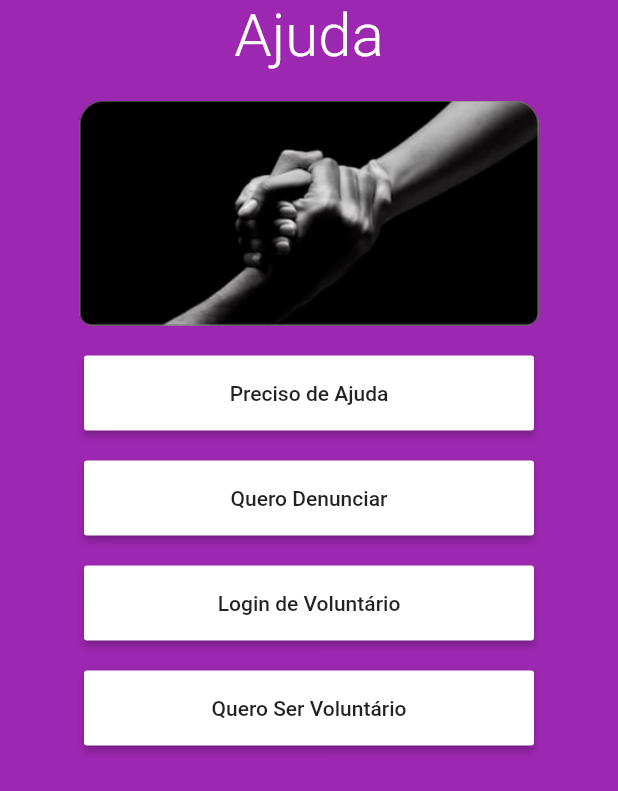
After one commit to PyFriendsOficial/App-Frigga, a Flutter app: the screen it shows after launch, swiped to page 2, on a phone screen of 412 x 824 dp. The commit adds this screen. Shown: the top 791 px of the screen. Run offline on Flutter 3.47's test engine with Material 2 defaults, Android fonts, the phone set to English and light mode, and no system bars.

Commit message:
Tela de ajuda feita

```diff
--- a/lib/screens/fake_page.dart
+++ b/lib/screens/fake_page.dart
@@ -1,4 +1,5 @@
 import 'package:app_violencia/tabs/fake_tab.dart';
+import 'package:app_violencia/tabs/help_tab.dart';
 import 'package:flutter/material.dart';
 import 'package:flutter_staggered_grid_view/flutter_staggered_grid_view.dart';
 
@@ -9,7 +10,10 @@ class FakePage extends StatelessWidget {
   Widget build(BuildContext context) {
     return PageView(
       controller: _pageController,
-      children: <Widget>[FakeTab()],
+      children: <Widget>[
+        FakeTab(),
+        HelpTab()
+        ],
     );
   }
 }
--- /dev/null
+++ b/lib/tabs/help_tab.dart
@@ -0,0 +1,90 @@
+import 'package:flutter/material.dart';
+
+
+
+class HelpTab extends StatelessWidget {
+
+
+
+  @override
+  Widget build(BuildContext context) {
+    return Container(
+      color: Colors.purple,
+      child: ListView(
+        children: <Widget>[
+          Align(
+            child: Text(
+              "Ajuda",
+              style: TextStyle(
+                decoration: TextDecoration.none,
+                color: Colors.white,
+                fontSize: 40.0,
+                fontFamily: "roboto",
+                fontWeight: FontWeight.w300
+              ),
+              ),
+          ),
+          SizedBox(
+              height: 20.0,
+            ),
+          SizedBox(
+            height: 150.0,
+            child: Image.asset("assets/Ajuda1.png"),
+          ),
+          SizedBox(
+              height: 20.0,
+            ),
+          Column(
+            children: <Widget>[
+              ButtonTheme(
+                buttonColor: Colors.white,
+                minWidth: 300.0,
+                height: 50.0,
+                child: RaisedButton(
+                onPressed: () {},
+                child: Text("Preciso de Ajuda"),
+              ),
+            ),
+            SizedBox(
+              height: 20.0,
+            ),
+              ButtonTheme(
+                buttonColor: Colors.white,
+                minWidth: 300.0,
+                height: 50.0,
+                child: RaisedButton(
+                onPressed: () {},
+                child: Text("Quero Denunciar"),
+              ),
+            ),
+            SizedBox(
+              height: 20.0,
+            ),
+              ButtonTheme(
+                buttonColor: Colors.white,
+                minWidth: 300.0,
+                height: 50.0,
+                child: RaisedButton(
+                onPressed: () {},
+                child: Text("Login de Voluntário"),
+              ),
+            ),
+            SizedBox(
+              height: 20.0,
+            ),
+              ButtonTheme(
+                buttonColor: Colors.white,
+                minWidth: 300.0,
+                height: 50.0,
+                child: RaisedButton(
+                onPressed: () {},
+                child: Text("Quero Ser Voluntário"),
+              ),
+            ),
+            ],
+          ),
+        ],
+      ),
+    );
+  }
+}
--- a/pubspec.yaml
+++ b/pubspec.yaml
@@ -33,6 +33,7 @@ dependencies:
 
 
 
+
   # The following adds the Cupertino Icons font to your application.
   # Use with the CupertinoIcons class for iOS style icons.
   cupertino_icons: ^0.1.3
@@ -46,6 +47,9 @@ dev_dependencies:
 
 # The following section is specific to Flutter.
 flutter:
+  assets:
+    - assets/solidas.png
+    - assets/Ajuda1.png
 
   # The following line ensures that the Material Icons font is
   # included with your application, so that you can use the icons in
```
Also changed, not shown: assets/Ajuda1.png (added), assets/solidas.png (added).
